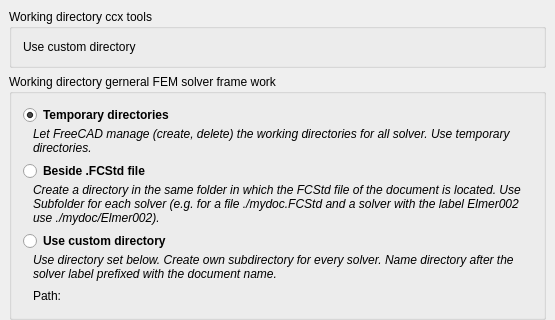
Qt form src/Mod/Fem/Gui/DlgSettingsFemGeneral.ui (berndhahnebach/All_FreeCAD) before a commit; both pictures show x 0 to 555 and y 0 to 320 of the 555 by 662 pixel window.
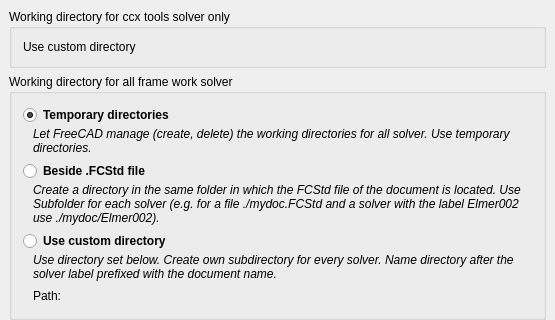
The same form after that commit. Custom widgets are drawn as their Qt base class.

Commit message: FEM: general prefs, some typos and better text

```diff
--- a/src/Mod/Fem/Gui/DlgSettingsFemGeneral.ui
+++ b/src/Mod/Fem/Gui/DlgSettingsFemGeneral.ui
@@ -34,7 +34,7 @@
         <enum>Qt::LeftToRight</enum>
        </property>
        <property name="title">
-        <string>Working directory ccx tools</string>
+        <string>Working directory for ccx tools solver only</string>
        </property>
        <property name="alignment">
         <set>Qt::AlignLeading|Qt::AlignLeft|Qt::AlignTop</set>
@@ -107,7 +107,7 @@
         </sizepolicy>
        </property>
        <property name="title">
-        <string>Working directory gerneral FEM solver frame work</string>
+        <string>Working directory for all frame work solver</string>
        </property>
        <layout class="QVBoxLayout" name="verticalLayout_3">
         <item>
```
